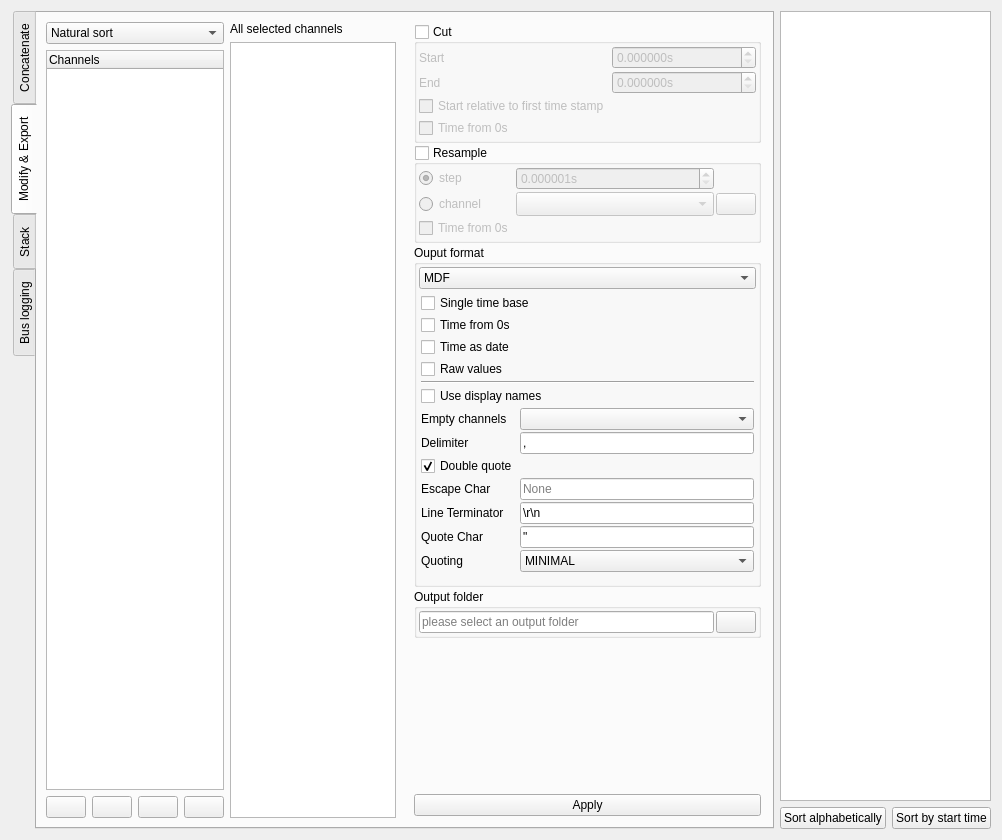
Old version of the form asammdf/gui/ui/batch_widget.ui in the repository danielhrisca/asammdf.
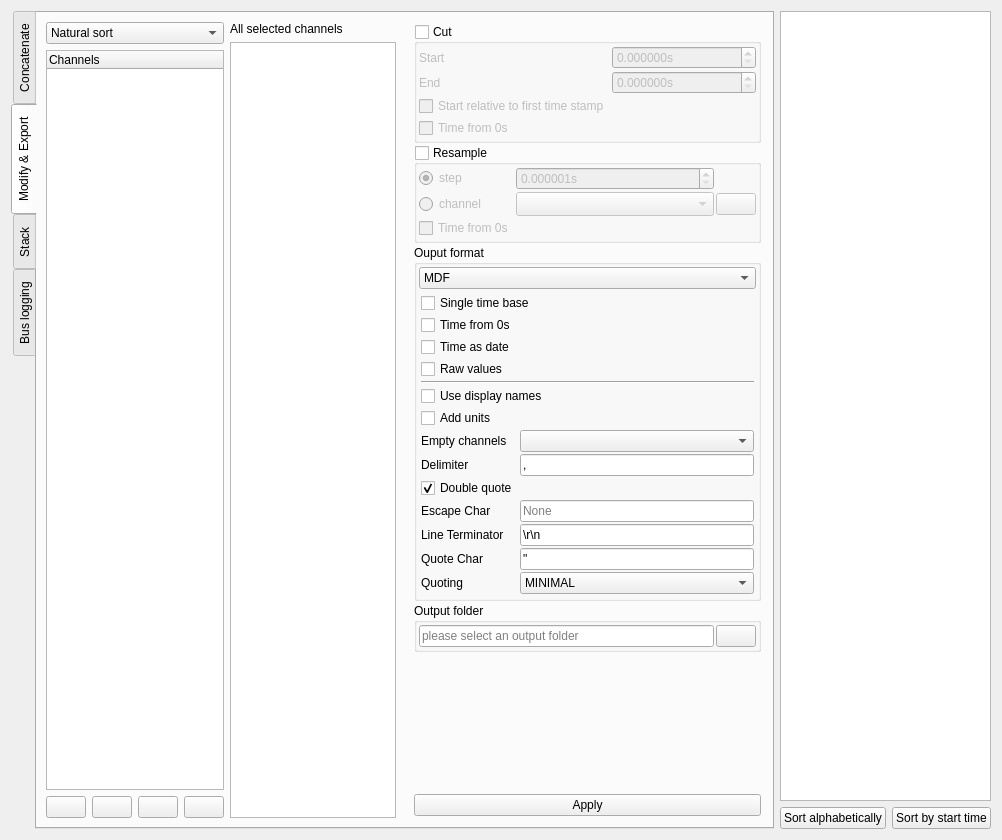
New version of the form. The open tabs and pages were chosen to show the change. Icons and pictures are not drawn. Custom widgets are drawn as their Qt base class.

```diff
--- a/asammdf/gui/ui/batch_widget.ui
+++ b/asammdf/gui/ui/batch_widget.ui
@@ -888,25 +888,54 @@
                  <property name="spacing">
                   <number>2</number>
                  </property>
-                 <item row="0" column="0" colspan="2">
-                  <widget class="QCheckBox" name="single_time_base_csv">
-                   <property name="text">
-                    <string>Single time base</string>
+                 <item row="10" column="1">
+                  <widget class="QLineEdit" name="escapechar">
+                   <property name="inputMask">
+                    <string/>
                    </property>
+                   <property name="maxLength">
+                    <number>1</number>
+                   </property>
+                   <property name="placeholderText">
+                    <string>None</string>
+                   </property>
                   </widget>
                  </item>
-                 <item row="1" column="0" colspan="2">
-                  <widget class="QCheckBox" name="time_from_zero_csv">
+                 <item row="9" column="0">
+                  <widget class="QCheckBox" name="doublequote">
                    <property name="text">
-                    <string>Time from 0s</string>
+                    <string>Double quote</string>
                    </property>
+                   <property name="checked">
+                    <bool>true</bool>
+                   </property>
                   </widget>
                  </item>
-                 <item row="2" column="0" colspan="2">
-                  <widget class="QCheckBox" name="time_as_date_csv">
-                   <property name="text">
-                    <string>Time as date</string>
+                 <item row="13" column="1">
+                  <widget class="QComboBox" name="quoting">
+                   <property name="currentIndex">
+                    <number>1</number>
                    </property>
+                   <item>
+                    <property name="text">
+                     <string>ALL</string>
+                    </property>
+                   </item>
+                   <item>
+                    <property name="text">
+                     <string>MINIMAL</string>
+                    </property>
+                   </item>
+                   <item>
+                    <property name="text">
+                     <string>NONNUMERIC</string>
+                    </property>
+                   </item>
+                   <item>
+                    <property name="text">
+                     <string>NONE</string>
+                    </property>
+                   </item>
                   </widget>
                  </item>
                  <item row="3" column="0" colspan="2">
@@ -916,13 +945,16 @@
                    </property>
                   </widget>
                  </item>
-                 <item row="4" column="0" colspan="2">
-                  <widget class="Line" name="line_34">
-                   <property name="orientation">
-                    <enum>Qt::Horizontal</enum>
+                 <item row="10" column="0">
+                  <widget class="QLabel" name="label_15">
+                   <property name="text">
+                    <string>Escape Char</string>
                    </property>
                   </widget>
                  </item>
+                 <item row="7" column="1">
+                  <widget class="QComboBox" name="empty_channels_csv"/>
+                 </item>
                  <item row="5" column="0" colspan="2">
                   <widget class="QCheckBox" name="use_display_names_csv">
                    <property name="text">
@@ -930,24 +962,7 @@
                    </property>
                   </widget>
                  </item>
-                 <item row="6" column="0">
-                  <widget class="QLabel" name="label_67">
-                   <property name="text">
-                    <string>Empty channels</string>
-                   </property>
-                  </widget>
-                 </item>
-                 <item row="6" column="1">
-                  <widget class="QComboBox" name="empty_channels_csv"/>
-                 </item>
-                 <item row="7" column="0">
-                  <widget class="QLabel" name="label_2">
-                   <property name="text">
-                    <string>Delimiter</string>
-                   </property>
-                  </widget>
-                 </item>
-                 <item row="7" column="1">
+                 <item row="8" column="1">
                   <widget class="QLineEdit" name="delimiter">
                    <property name="text">
                     <string>,</string>
@@ -960,58 +975,7 @@
                    </property>
                   </widget>
                  </item>
-                 <item row="8" column="0">
-                  <widget class="QCheckBox" name="doublequote">
-                   <property name="text">
-                    <string>Double quote</string>
-                   </property>
-                   <property name="checked">
-                    <bool>true</bool>
-                   </property>
-                  </widget>
-                 </item>
-                 <item row="9" column="0">
-                  <widget class="QLabel" name="label_15">
-                   <property name="text">
-                    <string>Escape Char</string>
-                   </property>
-                  </widget>
-                 </item>
-                 <item row="9" column="1">
-                  <widget class="QLineEdit" name="escapechar">
-                   <property name="inputMask">
-                    <string/>
-                   </property>
-                   <property name="maxLength">
-                    <number>1</number>
-                   </property>
-                   <property name="placeholderText">
-                    <string>None</string>
-                   </property>
-                  </widget>
-                 </item>
-                 <item row="10" column="0">
-                  <widget class="QLabel" name="label_4">
-                   <property name="text">
-                    <string>Line Terminator</string>
-                   </property>
-                  </widget>
-                 </item>
-                 <item row="10" column="1">
-                  <widget class="QLineEdit" name="lineterminator">
-                   <property name="text">
-                    <string>\r\n</string>
-                   </property>
-                  </widget>
-                 </item>
-                 <item row="11" column="0">
-                  <widget class="QLabel" name="label_5">
-                   <property name="text">
-                    <string>Quote Char</string>
-                   </property>
-                  </widget>
-                 </item>
-                 <item row="11" column="1">
+                 <item row="12" column="1">
                   <widget class="QLineEdit" name="quotechar">
                    <property name="text">
                     <string>&quot;</string>
@@ -1021,38 +985,81 @@
                    </property>
                   </widget>
                  </item>
-                 <item row="12" column="0">
+                 <item row="8" column="0">
+                  <widget class="QLabel" name="label_2">
+                   <property name="text">
+                    <string>Delimiter</string>
+                   </property>
+                  </widget>
+                 </item>
+                 <item row="4" column="0" colspan="2">
+                  <widget class="Line" name="line_34">
+                   <property name="orientation">
+                    <enum>Qt::Horizontal</enum>
+                   </property>
+                  </widget>
+                 </item>
+                 <item row="7" column="0">
+                  <widget class="QLabel" name="label_67">
+                   <property name="text">
+                    <string>Empty channels</string>
+                   </property>
+                  </widget>
+                 </item>
+                 <item row="13" column="0">
                   <widget class="QLabel" name="label_6">
                    <property name="text">
                     <string>Quoting</string>
                    </property>
                   </widget>
                  </item>
-                 <item row="12" column="1">
-                  <widget class="QComboBox" name="quoting">
-                   <property name="currentIndex">
-                    <number>1</number>
+                 <item row="2" column="0" colspan="2">
+                  <widget class="QCheckBox" name="time_as_date_csv">
+                   <property name="text">
+                    <string>Time as date</string>
                    </property>
-                   <item>
-                    <property name="text">
-                     <string>ALL</string>
-                    </property>
-                   </item>
-                   <item>
-                    <property name="text">
-                     <string>MINIMAL</string>
-                    </property>
-                   </item>
-                   <item>
-                    <property name="text">
-                     <string>NONNUMERIC</string>
-                    </property>
-                   </item>
-                   <item>
-                    <property name="text">
-                     <string>NONE</string>
-                    </property>
-                   </item>
+                  </widget>
+                 </item>
+                 <item row="11" column="1">
+                  <widget class="QLineEdit" name="lineterminator">
+                   <property name="text">
+                    <string>\r\n</string>
+                   </property>
+                  </widget>
+                 </item>
+                 <item row="1" column="0" colspan="2">
+                  <widget class="QCheckBox" name="time_from_zero_csv">
+                   <property name="text">
+                    <string>Time from 0s</string>
+                   </property>
+                  </widget>
+                 </item>
+                 <item row="0" column="0" colspan="2">
+                  <widget class="QCheckBox" name="single_time_base_csv">
+                   <property name="text">
+                    <string>Single time base</string>
+                   </property>
+                  </widget>
+                 </item>
+                 <item row="11" column="0">
+                  <widget class="QLabel" name="label_4">
+                   <property name="text">
+                    <string>Line Terminator</string>
+                   </property>
+                  </widget>
+                 </item>
+                 <item row="12" column="0">
+                  <widget class="QLabel" name="label_5">
+                   <property name="text">
+                    <string>Quote Char</string>
+                   </property>
+                  </widget>
+                 </item>
+                 <item row="6" column="0" colspan="2">
+                  <widget class="QCheckBox" name="add_units">
+                   <property name="text">
+                    <string>Add units</string>
+                   </property>
                   </widget>
                  </item>
                 </layout>
```
Left out of the diff: 251 changed lines with no effect on the pictures.
